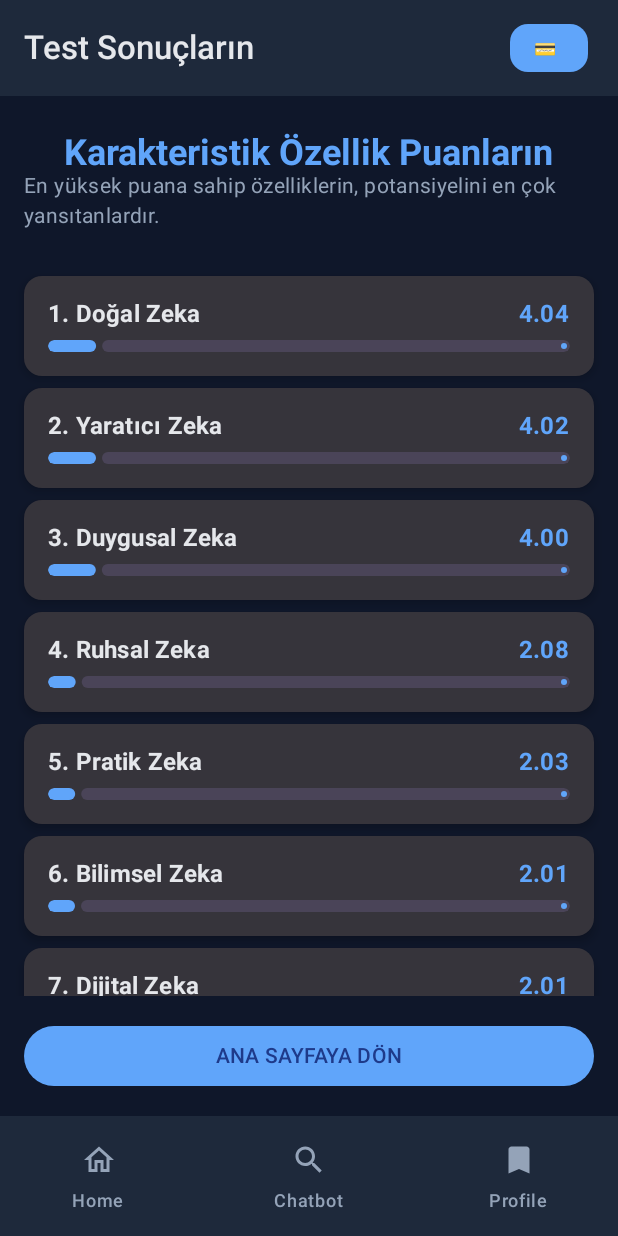
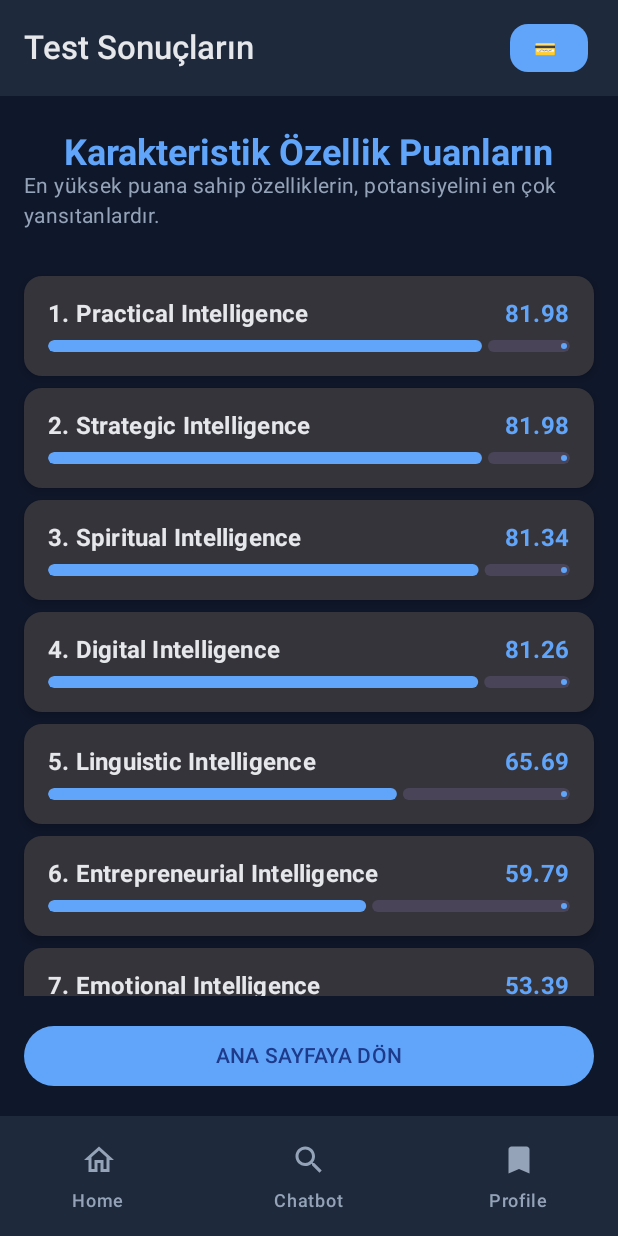
Before and after one commit to yusufyilmaz00/META-YTU-StartupHouse-Llama-Hackathon, an Android app built with Jetpack Compose: the CalculationTestScreen screen opened through its navigation route, on a phone screen of 412 x 824 dp. Run offline under Robolectric (Android 15) with nearby library versions, the phone set to English and light mode, and no system bars; our stand-ins replace Dagger/Hilt's generated code, Room's generated code, window size class.

Commit message:
update: skor analizi ve analiz ui tasarlandı

```diff
--- a/mobile/app/src/main/java/com/balikllama/xpguiderdemo/domain/ScoreCalculator.kt
+++ b/mobile/app/src/main/java/com/balikllama/xpguiderdemo/domain/ScoreCalculator.kt
@@ -1,88 +1,239 @@
 package com.balikllama.xpguiderdemo.domain
 
+import android.util.Log
 import com.balikllama.xpguiderdemo.data.local.entity.AnswerType
 import com.balikllama.xpguiderdemo.repository.CalculationFactorRepository
 import com.balikllama.xpguiderdemo.repository.TestRepository
 import com.balikllama.xpguiderdemo.repository.TraitRepository
 import kotlinx.coroutines.flow.first
+import kotlin.math.pow
+import java.util.Locale
 import javax.inject.Inject
 
-// Sonuçları tutacak veri sınıfı
+data class SecondaryWeight(
+    val traitId: String,
+    val weight: Float
+)
+
+data class QuestionNorm(
+    val id: String,
+    val primaryTraitId: String,
+    val secondaries: List<SecondaryWeight>,
+    val active: Boolean
+)
+
 data class ScoreResult(
     val traitId: String,
     val traitName: String,
-    val score: Float
+    val raw: Float,
+    val max: Float,
+    val fairPercent: Float,
+    val softmaxPercent: Float,
+    val displayPercent: Float,
+    val score: Float = displayPercent
 )
 
-/**
- * Test sonuçlarını hesaplamak için kullanılan sınıf.
- * Gerekli tüm veri havuzlarını (repository) alarak ham veriyi işler.
- */
+enum class Answer { NO, MAYBE, YES }
+
 class ScoreCalculator @Inject constructor(
     private val traitRepository: TraitRepository,
     private val calculationFactorRepository: CalculationFactorRepository,
     private val testRepository: TestRepository
 ) {
-    /**
-     * Belirtilen test seansının sonuçlarını hesaplar.
-     * @param testSessionId Hesaplamanın yapılacağı testin kimliği.
-     * @return Özellik ID'si, adı ve hesaplanmış skoru içeren bir liste döner.
-     */
+    // Jitter KAPALI: Unity ile birebir kıyas için
+    private val enableJitter: Boolean = false
+
+    private val KEY_YES = "answer_yes"
+    private val KEY_MAYBE = "answer_maybe"
+    private val KEY_NO = "answer_no"
+    private val KEY_W_PRIMARY = "weight_primary"
+    private val KEY_W_SECONDARY = "weight_secondary"
+
     suspend fun calculateScores(testSessionId: String): List<ScoreResult> {
-        // 1. Gerekli verileri veritabanından tek seferde çekelim.
-        val allTraits = traitRepository.getAllTraits().first()
+        // 1) Veriler
+        val traits = traitRepository.getAllTraits().first()
         val factors = calculationFactorRepository.getAllFactors().first().associate { it.key to it.value }
-        val allQuestions = testRepository.getQuestions()
-        val userAnswers = testRepository.getAllAnswersForSession(testSessionId)
+        val questionsRaw = testRepository.getQuestions()
+        val answersRaw = testRepository.getAllAnswersForSession(testSessionId)
 
-        // Hesaplama için gerekli çarpanları alalım. Eksikse varsayılan değerler kullanalım.
-        val yesFactor = factors["answer_yes"] ?: 1.0f
-        val maybeFactor = factors["answer_maybe"] ?: 0.2f
-        val noFactor = factors["answer_no"] ?: -0.4f
-        val primaryWeight = factors["weight_primary"] ?: 2.0f
-        val secondaryWeight = factors["weight_secondary"] ?: 0.1f
+        // 2) Faktörler (Inspector/DB > varsayılan)
+        val yesFactor = factors[KEY_YES] ?: 1.0f
+        val maybeFactor = factors[KEY_MAYBE] ?: 0.2f
+        val noFactor = factors[KEY_NO] ?: -0.4f
+        val primaryMultiplier = factors[KEY_W_PRIMARY] ?: 2.0f
+        val secondaryMultiplier = factors[KEY_W_SECONDARY] ?: 0.1f
 
-        // 2. Özellik (trait) ID'lerine göre skorları tutacak bir harita (map) oluşturalım.
-        val scores = allTraits.associate { it.traitId to 0f }.toMutableMap()
+        Log.i("ScoreCalculator", "FACTORS yes=$yesFactor maybe=$maybeFactor no=$noFactor primary=$primaryMultiplier secondary=$secondaryMultiplier")
 
-        // 3. Her bir kullanıcı cevabı için skorları hesaplayıp güncelleyelim.
-        for (answer in userAnswers) {
-            val question = allQuestions.find { it.qId == answer.questionId } ?: continue
+        // --- AĞIRLIK PARSE (güçlü) ---
+        fun parseWeightLoose(w: Any?): Float {
+            if (w == null) return 0f
+            var s = w.toString().trim()
+            val hasPercent = s.contains('%')
+            s = s.replace("%", "")
+            s = s.replace(',', '.')       // "0,1" -> "0.1"
+            s = s.filter { it.isDigit() || it == '.' || it == '-' } // sadece sayı/nokta/işaret kalsın
+            val v = s.toFloatOrNull() ?: 0f
+            return if (hasPercent) v / 100f else v
+        }
 
-            val multiplier = when (answer.answer) {
-                AnswerType.YES -> yesFactor
-                AnswerType.NEUTRAL -> maybeFactor
-                AnswerType.NO -> noFactor
+        // 3) s1/s2/s3 -> List<SecondaryWeight> (ID trim + 0 ağırlık DA eklenir)
+        val questions: List<QuestionNorm> = questionsRaw.map { qr ->
+            fun addEvenIfZero(id: String?, w: Any?, acc: MutableList<SecondaryWeight>) {
+                val tid = (id ?: "").trim()
+                if (tid.isNotEmpty()) acc.add(SecondaryWeight(tid, parseWeightLoose(w)))
+            }
+            val secs = mutableListOf<SecondaryWeight>()
+            addEvenIfZero(qr.s1Id, qr.s1w, secs)
+            addEvenIfZero(qr.s2Id, qr.s2w, secs)
+            addEvenIfZero(qr.s3Id, qr.s3w, secs)
+
+            val qId = (qr.qId ?: "").trim()
+            val pId = (qr.primaryId ?: "").trim()
+            val active = try {
+                val f = qr::class.members.firstOrNull { it.name == "active" }?.call(qr) as? Boolean
+                f ?: true
+            } catch (_: Throwable) { true }
+
+            QuestionNorm(
+                id = qId,
+                primaryTraitId = pId,
+                secondaries = secs,
+                active = active
+            )
+        }
+
+        // 4) Cevaplar (same questionId -> SONUNCU). ID/TRIM fix
+        val answers: Map<String, Answer> = answersRaw
+            .groupBy { (it.questionId ?: "").trim() }
+            .mapValues { (_, list) ->
+                when (list.last().answer) {
+                    AnswerType.YES -> Answer.YES
+                    AnswerType.NEUTRAL -> Answer.MAYBE
+                    AnswerType.NO -> Answer.NO
+                }
             }
 
-            // Birincil özellik (primary trait) skorunu güncelle
-            if (scores.containsKey(question.primaryId)) {
-                scores[question.primaryId] = scores.getValue(question.primaryId) + (primaryWeight * multiplier)
+        // *** Sadece CEVAPLANAN sorularla ilerle ***
+        val answeredIds = answers.keys
+        val questionsUsed = questions.filter { it.active && it.id.isNotEmpty() && it.id in answeredIds }
+
+        // Secondary durumunu teşhis et (say ve örnekle)
+        val secTotal = questionsUsed.sumOf { it.secondaries.size }
+        val secZero  = questionsUsed.sumOf { it.secondaries.count { sw -> sw.weight == 0f } }
+        Log.i("ScoreCalculator", "SECONDARIES -> total=$secTotal, zeroWeights=$secZero")
+        questionsUsed.take(5).forEach { q ->
+            val secs = q.secondaries.joinToString { "${it.traitId}:${"%.3f".format(Locale.US, it.weight)}" }
+            Log.i("ScoreCalculator", "Q=${q.id} P=${q.primaryTraitId} secs=[$secs]")
+        }
+
+        Log.i("ScoreCalculator", "QuestionsUsed=${questionsUsed.size}, Answers=${answers.size}")
+
+        // 5) scoreRaw
+        val rawMap: MutableMap<String, Float> = mutableMapOf()
+        for (q in questionsUsed) {
+            rawMap.putIfAbsent(q.primaryTraitId, 0f)
+            q.secondaries.forEach { rawMap.putIfAbsent(it.traitId, 0f) }
+        }
+        for (q in questionsUsed) {
+            val a = answers[q.id] ?: continue
+            val m = when (a) {
+                Answer.YES -> yesFactor
+                Answer.MAYBE -> maybeFactor
+                Answer.NO -> noFactor
             }
-
-            // İkincil özellik 1 (secondary 1) skorunu güncelle
-            if (question.s1Id.isNotBlank() && scores.containsKey(question.s1Id)) {
-                scores[question.s1Id] = scores.getValue(question.s1Id) + (secondaryWeight * question.s1w * multiplier)
-            }
-
-            // İkincil özellik 2 (secondary 2) skorunu güncelle
-            if (question.s2Id.isNotBlank() && scores.containsKey(question.s2Id)) {
-                scores[question.s2Id] = scores.getValue(question.s2Id) + (secondaryWeight * question.s2w * multiplier)
-            }
-
-            // İkincil özellik 3 (secondary 3) skorunu güncelle
-            if (question.s3Id.isNotBlank() && scores.containsKey(question.s3Id)) {
-                scores[question.s3Id] = scores.getValue(question.s3Id) + (secondaryWeight * question.s3w * multiplier)
+            rawMap[q.primaryTraitId] = rawMap[q.primaryTraitId]!! + primaryMultiplier * m
+            for (sw in q.secondaries) {
+                rawMap[sw.traitId] = rawMap[sw.traitId]!! + secondaryMultiplier * sw.weight * m
             }
         }
 
-        // 4. Sonuçları daha anlaşılır bir formata dönüştürelim (ID yerine isimleri de ekleyelim).
-        return scores.map { (traitId, score) ->
+        // 6) computeMaxPotential (yalnız cevaplananlar) + MAX SPLIT DIAGNOSTIC
+        val maxBase: MutableMap<String, Float> = mutableMapOf()
+        val primaryMax = mutableMapOf<String, Float>()
+        val secondaryMax = mutableMapOf<String, Float>()
+
+        for (q in questionsUsed) {
+            maxBase[q.primaryTraitId] = (maxBase[q.primaryTraitId] ?: 0f) + primaryMultiplier
+            primaryMax[q.primaryTraitId] = (primaryMax[q.primaryTraitId] ?: 0f) + primaryMultiplier
+            for (sw in q.secondaries) {
+                val add = secondaryMultiplier * sw.weight
+                maxBase[sw.traitId] = (maxBase[sw.traitId] ?: 0f) + add
+                secondaryMax[sw.traitId] = (secondaryMax[sw.traitId] ?: 0f) + add
+            }
+        }
+
+        // MAX split log (primary | secondary | total)
+        run {
+            val sb = StringBuilder("MAX SPLIT (primary | secondary | total)\n")
+            (rawMap.keys + maxBase.keys).distinct().sorted().forEach { t ->
+                val p = primaryMax[t] ?: 0f
+                val s = secondaryMax[t] ?: 0f
+                val tot = maxBase[t] ?: 0f
+                sb.append("$t : ${"%.3f".format(Locale.US, p)} | ${"%.3f".format(Locale.US, s)} | ${"%.3f".format(Locale.US, tot)}\n")
+            }
+            Log.i("ScoreCalculator", sb.toString().trim())
+        }
+
+        // 7) fair (0..80) + jitter (kapalı)
+        val maxYes = maxBase.mapValues { it.value * yesFactor }
+        data class FairTmp(val traitId: String, val raw: Float, val max: Float, val fairPercent: Float)
+        val fairList = mutableListOf<FairTmp>()
+        for ((trait, r) in rawMap) {
+            val mYes = (maxYes[trait] ?: 0.0001f).coerceAtLeast(0.0001f)
+            val rPos = r.coerceAtLeast(1f) // Unity ile aynı
+            var fair = ((rPos / mYes).coerceIn(0f, 1f)) * 80f
+            fairList.add(FairTmp(trait, r, mYes, fair))
+        }
+
+        // 8) softmax benzeri ~%20
+        val eps = 0.05f
+        val gamma = 0.75f
+        val adjusted = FloatArray(fairList.size)
+        var sumAdj = 0f
+        for (i in fairList.indices) {
+            val frac = (fairList[i].raw / fairList[i].max).coerceIn(0f, 1f)
+            var v = (frac + eps).pow(gamma)
+            adjusted[i] = v
+            sumAdj += adjusted[i]
+        }
+
+        // 9) Sonuç + isim + sıralama
+        val traitNameById = traits.associate { it.traitId.trim() to it.traitName }
+        val finalList = fairList.mapIndexed { i, f ->
+            val disp = (adjusted[i] / sumAdj) * 20f
             ScoreResult(
-                traitId = traitId,
-                traitName = allTraits.find { it.traitId == traitId }?.traitName ?: "Bilinmeyen Özellik",
-                score = score
+                traitId = f.traitId,
+                traitName = traitNameById[f.traitId] ?: "Bilinmeyen Özellik",
+                raw = f.raw,
+                max = f.max,
+                fairPercent = f.fairPercent,
+                softmaxPercent = f.fairPercent+disp,
+                displayPercent = f.fairPercent+disp,
+                score = f.fairPercent+disp
             )
-        }.sortedByDescending { it.score } // Skorları büyükten küçüğe sırala
+        }.sortedByDescending { it.displayPercent }
+
+        // 10) DIAGNOSTIC: trait bazlı raw/max/fair log (debug)
+        val dbg = buildString {
+            append("TRAITS (raw | max | fair)\n")
+            finalList.forEach { r -> append("${r.traitId} : ${"%.3f".format(Locale.US, r.raw)} | ${"%.3f".format(Locale.US, r.max)} | ${"%.1f".format(Locale.US, r.fairPercent)}\n") }
+        }
+        Log.d("ScoreCalculator", dbg.trim())
+
+        // 11) UI log (istenen format)
+        val logText = buildString {
+            append("[Row ${finalList.size}]\n")
+            finalList.forEachIndexed { idx, r ->
+                append("${idx + 1}. ${r.traitName} | Rate%: ${"%.1f".format(Locale.US, r.displayPercent)}\n")
+            }
+        }
+        Log.i("ScoreCalculator", logText.trim())
+
+        return finalList
+    }
+
+    private fun randomInRange(range: ClosedFloatingPointRange<Float>): Float {
+        return range.start + Math.random().toFloat() * (range.endInclusive - range.start)
     }
 }
--- a/mobile/app/src/main/java/com/balikllama/xpguiderdemo/repository/TraitRepository.kt
+++ b/mobile/app/src/main/java/com/balikllama/xpguiderdemo/repository/TraitRepository.kt
@@ -24,24 +24,25 @@ class TraitRepository @Inject constructor(
     suspend fun insertInitialTraits() {
         if (traitDao.getAllTraits().first().isEmpty()) { // Sadece DB boşsa ekle
             val initialList = listOf(
-                TraitEntity(traitId = "A", traitName = "Analitik Zeka"),
-                TraitEntity(traitId = "B", traitName = "Yaratıcı Zeka"),
-                TraitEntity(traitId = "C", traitName = "Duygusal Zeka"),
-                TraitEntity(traitId = "D", traitName = "Sosyal Zeka"),
-                TraitEntity(traitId = "E", traitName = "Teknik Zeka"),
-                TraitEntity(traitId = "F", traitName = "Estetik Zeka"),
-                TraitEntity(traitId = "G", traitName = "Pratik Zeka"),
-                TraitEntity(traitId = "H", traitName = "Doğal Zeka"),
-                TraitEntity(traitId = "I", traitName = "Bilimsel Zeka"),
-                TraitEntity(traitId = "J", traitName = "Fiziksel Zeka"),
-                TraitEntity(traitId = "K", traitName = "Ruhsal Zeka"),
-                TraitEntity(traitId = "L", traitName = "Stratejik Zeka"),
-                TraitEntity(traitId = "M", traitName = "Girişimcilik Zekası"),
-                TraitEntity(traitId = "N", traitName = "Dilsel Zeka"),
-                TraitEntity(traitId = "O", traitName = "Dijital Zeka"),
-                TraitEntity(traitId = "P", traitName = "İletişimsel Zeka")
-                )
+                TraitEntity(traitId = "A", traitName = "Analytical Intelligence"),
+                TraitEntity(traitId = "B", traitName = "Creative Intelligence"),
+                TraitEntity(traitId = "C", traitName = "Emotional Intelligence"),
+                TraitEntity(traitId = "D", traitName = "Social Intelligence"),
+                TraitEntity(traitId = "E", traitName = "Technical Intelligence"),
+                TraitEntity(traitId = "F", traitName = "Aesthetic Intelligence"),
+                TraitEntity(traitId = "G", traitName = "Practical Intelligence"),
+                TraitEntity(traitId = "H", traitName = "Naturalistic Intelligence"),
+                TraitEntity(traitId = "I", traitName = "Scientific Intelligence"),
+                TraitEntity(traitId = "J", traitName = "Physical Intelligence"),
+                TraitEntity(traitId = "K", traitName = "Spiritual Intelligence"),
+                TraitEntity(traitId = "L", traitName = "Strategic Intelligence"),
+                TraitEntity(traitId = "M", traitName = "Entrepreneurial Intelligence"),
+                TraitEntity(traitId = "N", traitName = "Linguistic Intelligence"),
+                TraitEntity(traitId = "O", traitName = "Digital Intelligence"),
+                TraitEntity(traitId = "P", traitName = "Communicative Intelligence")
+            )
             traitDao.insertAll(initialList)
         }
     }
+
 }
--- a/mobile/app/src/main/java/com/balikllama/xpguiderdemo/ui/screen/calculationtest/CalculationTestViewModel.kt
+++ b/mobile/app/src/main/java/com/balikllama/xpguiderdemo/ui/screen/calculationtest/CalculationTestViewModel.kt
@@ -14,38 +14,35 @@ import kotlinx.coroutines.launch
 import java.util.UUID
 import javax.inject.Inject
 
-// Önceden tanımlanmış test senaryomuz.
-// Soru ID'si -> Cevap
-val PREDEFINED_ANSWERS: Map<String, AnswerType> = mapOf(
-    "Q1" to AnswerType.YES,       // Analitik
-    "Q2" to AnswerType.YES,       // Yaratıcı
-    "Q3" to AnswerType.YES,       // Ruhsal
-    "Q4" to AnswerType.NO,        // Fiziksel (negatif etki)
-    "Q5" to AnswerType.NEUTRAL,   // Dilsel (hafif pozitif etki)
-    "Q6" to AnswerType.YES,       // Pratik
-    "Q7" to AnswerType.YES,       // Doğal
-    "Q8" to AnswerType.YES,       // Dilsel
-    "Q9" to AnswerType.YES,       // Yaratıcı
-    "Q10" to AnswerType.YES,      // Duygusal
-    "Q11" to AnswerType.NO,       // Fiziksel (negatif etki)
-    "Q12" to AnswerType.YES,      // Sosyal
-    "Q13" to AnswerType.YES,      // İletişimsel
-    "Q14" to AnswerType.YES,      // Bilimsel
-    "Q15" to AnswerType.YES,      // Duygusal
-    "Q16" to AnswerType.NEUTRAL,  // Stratejik (hafif pozitif etki)
-    "Q17" to AnswerType.YES,      // Girişimcilik
-    "Q18" to AnswerType.NO,       // Sosyal (negatif etki)
-    "Q19" to AnswerType.YES,      // Dijital
-    "Q20" to AnswerType.YES       // Doğal
-    // Bu listeyi istediğiniz gibi genişletip farklı senaryoları test edebilirsiniz.
-)
+// ---------------------- Yardımcı: String -> List<AnswerType> ----------------------
+private fun parseAnswers(input: String): List<AnswerType> {
+    return input.split(",")
+        .map { it.trim().uppercase() } // " k " -> "K"
+        .map { letter ->
+            when (letter) {
+                "E" -> AnswerType.YES
+                "K" -> AnswerType.NEUTRAL
+                "H" -> AnswerType.NO
+                else -> error("Unknown answer code: $letter")
+            }
+        }
+}
 
+// ---------------------- Varsayılan test string'i ----------------------
+private const val DEFAULT_ANSWER_STRING =
+    "E,H,E,H,E,E,E,E,E,E,E,H,E,E,E,E,E,H,E,K,H,K,E,H,E,E,H,H,H,E,E,K,H,E,H,K,K,E,E,E,E,E,E,H,H,K,E,E"
+
+// Önceden tanımlanmış test senaryomuz (string'ten otomatik üretilir)
+val PREDEFINED_ANSWERS: List<AnswerType> = parseAnswers(DEFAULT_ANSWER_STRING)
+
+// ---------------------- UI State ----------------------
 data class CalculationTestUIState(
     val isLoading: Boolean = true,
     val results: List<ScoreResult> = emptyList(),
     val isCalculationComplete: Boolean = false
 )
 
+// ---------------------- ViewModel ----------------------
 @HiltViewModel
 class CalculationTestViewModel @Inject constructor(
     private val testRepository: TestRepository,
@@ -55,15 +52,31 @@ class CalculationTestViewModel @Inject constructor(
     private val _uiState = MutableStateFlow(CalculationTestUIState())
     val uiState = _uiState.asStateFlow()
 
-    fun runPredefinedTest() {
+    /**
+     * Varsayılan (DEFAULT_ANSWER_STRING) string ile koşar.
+     */
+    fun runPredefinedTest() = runPredefinedTest(null)
+
+    /**
+     * İstersen farklı bir cevap dizisini string olarak verip test çalıştırabilirsin.
+     * Örn: "K,E,H,..." biçiminde.
+     */
+    fun runPredefinedTest(input: String?) {
         viewModelScope.launch {
             _uiState.update { it.copy(isLoading = true, isCalculationComplete = false) }
 
-            // 1. Sahte cevaplar için benzersiz bir test seans ID'si oluştur.
+            val answers: List<AnswerType> = if (input.isNullOrBlank()) {
+                PREDEFINED_ANSWERS
+            } else {
+                parseAnswers(input)
+            }
+
+            // 1) Benzersiz test seansı
             val fakeTestSessionId = "predefined-test-${UUID.randomUUID()}"
 
-            // 2. Önceden tanımlanmış cevapları veritabanına kaydet.
-            PREDEFINED_ANSWERS.forEach { (questionId, answer) ->
+            // 2) Cevapları DB'ye yaz
+            answers.forEachIndexed { index, answer ->
+                val questionId = "Q${index + 1}"
                 testRepository.saveOrUpdateAnswer(
                     testSessionId = fakeTestSessionId,
                     questionId = questionId,
@@ -71,10 +84,10 @@ class CalculationTestViewModel @Inject constructor(
                 )
             }
 
-            // 3. ScoreCalculator'ı bu sahte seans ID'si ile çalıştır.
+            // 3) Skor hesapla
             val calculatedResults = scoreCalculator.calculateScores(fakeTestSessionId)
 
-            // 4. Sonuçları ve hesaplamanın bittiğini UI'a bildir.
+            // 4) UI güncelle
             _uiState.update {
                 it.copy(
                     isLoading = false,
```
Also changed, not shown: mobile/app/src/main/java/com/balikllama/xpguiderdemo/ui/screen/interestselection/InterestSelectionScreen.kt (added, +41 -0 lines), mobile/app/src/main/java/com/balikllama/xpguiderdemo/ui/screen/interestselection/InterestSelectionUIState.kt (added, +20 -0 lines), mobile/app/src/main/java/com/balikllama/xpguiderdemo/ui/screen/interestselection/InterestSelectionView.kt (added, +139 -0 lines), mobile/app/src/main/java/com/balikllama/xpguiderdemo/ui/screen/interestselection/InterestSelectionViewModel.kt (added, +71 -0 lines), mobile/app/src/main/java/com/balikllama/xpguiderdemo/ui/screen/testresult/TestResultView.kt (+1 -17 lines).
